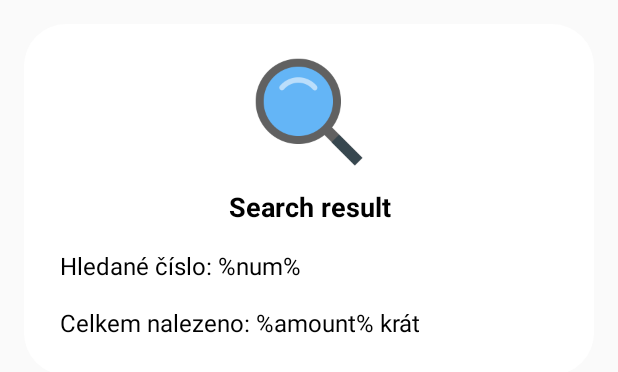
After one commit to honzarossler/Sorts, an Android app: the layout dialog_search_result.xml on its own in the app's theme, with its tools: preview values and no code run, on a phone screen of 412 x 824 dp. The commit adds this screen. Shown: the top 372 px of the screen. Run offline under Robolectric (Android 15) with nearby library versions, the phone set to English and light mode, and no system bars.

Commit message:
Merged all result dialogs, updated result dialog design

```diff
--- a/app/src/main/java/cz/janrossler/sorts/sortable/Sortable.java
+++ b/app/src/main/java/cz/janrossler/sorts/sortable/Sortable.java
@@ -13,7 +13,7 @@ import cz.janrossler.sorts.utils.NumberManager;
 
 public abstract class Sortable {
     public static final String BUBBLE = "BubbleSort";
-    public static final String COUNTING = "CountingSort";
+    public static final String COUNTING = "CountingSort"; // FIXME: Index is shifted
     public static final String QUICK = "QuickSort";
     public static final String MERGE = "MergeSort";
     public static final String BOGO = "BogoSort";
@@ -45,7 +45,6 @@ public abstract class Sortable {
         this.sortingListener = listener;
     }
 
-    @SuppressWarnings("unused")
     public SortingListener getSortingListener(){
         return this.sortingListener;
     }
--- /dev/null
+++ b/app/src/main/res/layout/dialog_search_result.xml
@@ -0,0 +1,41 @@
+<?xml version="1.0" encoding="utf-8"?>
+<LinearLayout xmlns:android="http://schemas.android.com/apk/res/android"
+    android:orientation="vertical"
+    android:layout_width="match_parent"
+    android:layout_height="wrap_content"
+    android:padding="8dp">
+    <LinearLayout
+        android:layout_width="match_parent"
+        android:layout_height="wrap_content"
+        android:orientation="vertical"
+        android:background="@drawable/floating_layout"
+        android:padding="16dp"
+        android:layout_margin="8dp"
+        android:gravity="center_horizontal">
+        <ImageView
+            android:id="@+id/image_animated"
+            android:layout_width="85dp"
+            android:layout_height="85dp"
+            android:src="@drawable/ic_searching" />
+        <TextView
+            android:layout_width="match_parent"
+            android:layout_height="wrap_content"
+            android:gravity="center_horizontal"
+            android:padding="8dp"
+            android:text="@string/dialog_message_search_result_title"
+            android:textStyle="bold"
+            android:textSize="18sp"/>
+        <TextView
+            android:id="@+id/text_number"
+            android:layout_width="match_parent"
+            android:layout_height="wrap_content"
+            android:padding="8dp"
+            android:text="Hledané číslo: %num%"/>
+        <TextView
+            android:id="@+id/text_amount"
+            android:layout_width="match_parent"
+            android:layout_height="wrap_content"
+            android:padding="8dp"
+            android:text="Celkem nalezeno: %amount% krát"/>
+    </LinearLayout>
+</LinearLayout>
--- a/app/src/main/res/values/strings.xml
+++ b/app/src/main/res/values/strings.xml
@@ -40,4 +40,8 @@
     <string name="action_ok">Ok</string>
     <string name="action_save">Save</string>
     <string name="treeview_add_first">Click + to add a new node</string>
+    <string name="dialog_title_unsupported">Unsupported operation</string>
+    <string name="dialog_message_unsupported">This operation is not supported.</string>
+    <string name="dialog_message_result_number">Searched number: %num%</string>
+    <string name="dialog_message_result_amount">Number of occurrences: %amount%</string>
 </resources>
```
Also changed, not shown: app/src/main/java/cz/janrossler/sorts/SessionActivity.java (+15 -23 lines), app/src/main/java/cz/janrossler/sorts/TreeViewActivity.java (+26 -13 lines), app/src/main/java/cz/janrossler/sorts/utils/Template.java (added, +69 -0 lines), app/src/main/res/values/themes.xml (+8 -0 lines), app/src/main/res/drawable/ic_searching.gif (added), 1 other file.
